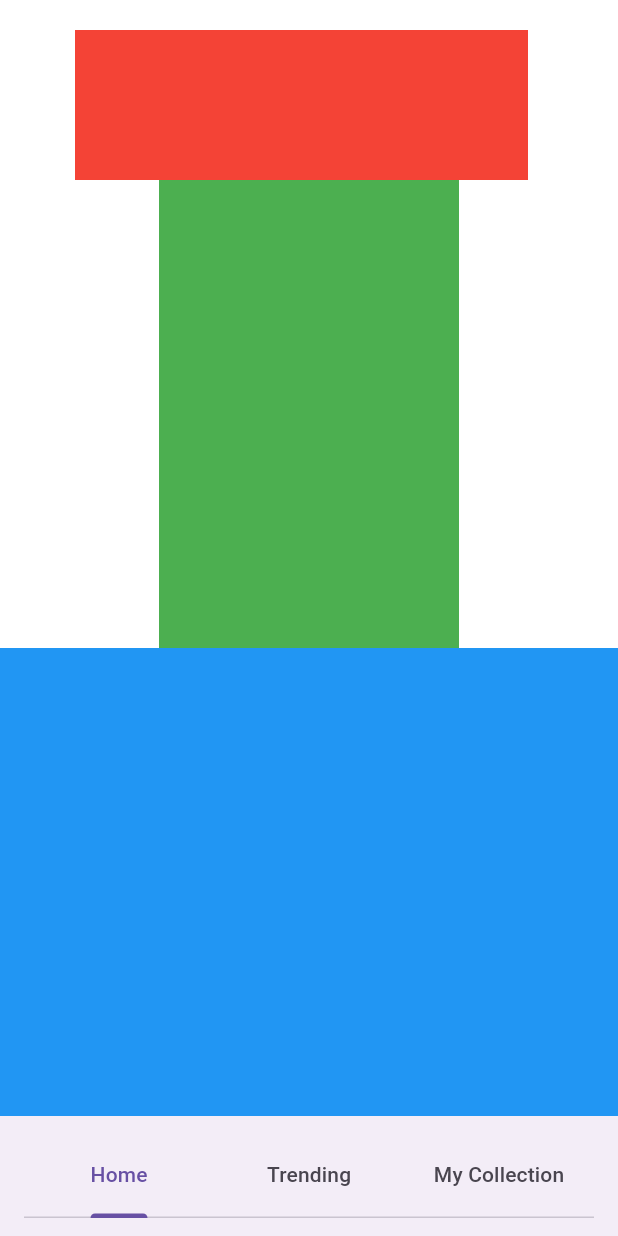
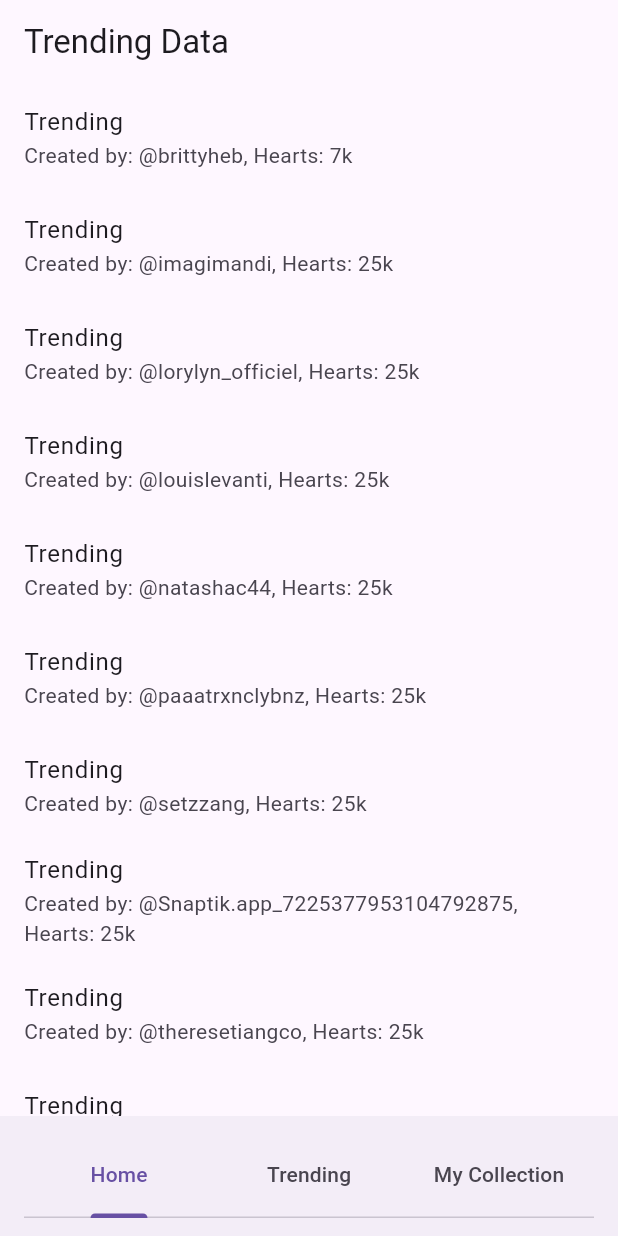
Before and after one commit to Hnonstoph00/flutter1, a Flutter app: the screen it shows after launch, on a phone screen of 412 x 824 dp. Run offline on Flutter 3.47's test engine with Material 3 defaults, Android fonts, the phone set to English and light mode, and no system bars.

Commit message:
test_decode_local_json

```diff
--- a/lib/Model/TrendingModel/trending_model.dart
+++ b/lib/Model/TrendingModel/trending_model.dart
@@ -7,4 +7,30 @@ class TrendingModel {
   String image = "";
   String previewImage = "";
   String video = "";
+// Constructor
+  TrendingModel({
+    required this.name,
+    required this.filterType,
+    required this.createUser,
+    required this.heartCount,
+    required this.isRemote,
+    required this.image,
+    required this.previewImage,
+    required this.video,
+  });
+
+  // Factory method to create a TrendingModel from JSON
+  factory TrendingModel.fromJson(Map<String, dynamic> json) {
+    return TrendingModel(
+      name: json['name'] ?? "",
+      filterType: json['filterType'] ?? "",
+      createUser: json['createUser'] ?? "",
+      heartCount: json['heartCount'] ?? "",
+      isRemote: json['isRemote'] ?? true,
+      image: json['image'] ?? "",
+      previewImage: json['previewImage'] ?? "",
+      video: json['video'] ?? "",
+    );
+  }
+
 }
--- a/lib/Screen/Home/home_view.dart
+++ b/lib/Screen/Home/home_view.dart
@@ -1,43 +1,62 @@
+import 'package:flutter/material.dart';
+import 'package:flutter_application_1/Model/TrendingModel/trending_model.dart';
+import 'package:flutter_application_1/Service/WebService.dart';
 
-import 'package:flutter/material.dart';
+class HomeView extends StatefulWidget {
+  final TrendingServiceImpl trendingService;
 
-class HomeView extends StatelessWidget {
-  const HomeView({super.key});
+  const HomeView({Key? key, required this.trendingService}) : super(key: key);
+
+  @override
+  _HomeViewState createState() => _HomeViewState();
+}
+
+class _HomeViewState extends State<HomeView> {
+  List<TrendingModel> trendingList = [];
+  bool isLoading = true; // To show loading indicator while fetching data
+
+  @override
+  void initState() {
+    super.initState();
+    loadTrendingData();
+  }
+
+  Future<void> loadTrendingData() async {
+    try {
+      List<TrendingModel> data = await widget.trendingService.getData();
+      setState(() {
+        trendingList = data;
+        isLoading = false; // Data fetched, stop showing the loading indicator
+      });
+    } catch (e) {
+      print("Error fetching trending data: $e");
+    }
+  }
 
   @override
   Widget build(BuildContext context) {
-    return Container(
-        color: Colors.white, // Background color
-        child: Column(
-          children: [
-            Padding(
-              padding: const EdgeInsets.only(left: 50, right: 60, top: 20), // Left and right padding
-              child: Container(
-                height: 100, // Fixed height for the red part
-                color: Colors.red, // Red section color
-                width: double.infinity, // Match the width of the parent (with padding applied)
-              ),
+    return Scaffold(
+      appBar: AppBar(
+        title: Text('Trending Data'),
+      ),
+      body: isLoading
+          ? Center(child: CircularProgressIndicator()) // Show loading indicator while data is being fetched
+          : ListView.builder(
+              itemCount: trendingList.length,
+              itemBuilder: (context, index) {
+                TrendingModel item = trendingList[index];
+                return ListTile(
+                  title: Text(item.name),
+                  subtitle: Text('Created by: ${item.createUser}, Hearts: ${item.heartCount}'),
+                );
+              },
             ),
-            Expanded(
-              child: Column(
-                children: [
-                  Expanded(
-                    child: Container(
-                      color: Colors.green, // Second section color
-                      width: 200, // Match the width of the screen
-                    ),
-                  ),
-                  Expanded(
-                    child: Container(
-                      color: Colors.blue, // Third section color
-                      width: double.infinity, // Match the width of the screen
-                    ),
-                  ),
-                ],
-              ),
-            ),
-          ],
-        ),
-      );
+    );
   }
 }
+
+void main() {
+  runApp(MaterialApp(
+    home: HomeView(trendingService: TrendingServiceImpl()),
+  ));
+}
--- /dev/null
+++ b/lib/Service/WebService.dart
@@ -0,0 +1,29 @@
+import '../Model/TrendingModel/trending_model.dart';
+import 'dart:convert';  // For jsonDecode
+import 'package:flutter/services.dart';
+
+abstract class TrendingService {
+  Future<List<TrendingModel>> getData();
+}
+
+class TrendingServiceImpl implements TrendingService {
+  @override
+  Future<List<TrendingModel>> getData() async {
+    try {
+          await Future.delayed(Duration(seconds: 5));
+
+      // Load the JSON file from assets
+      final String response = await rootBundle.loadString('lib/assets/json/trending_data.json');
+
+      // Decode the JSON file
+      final List<dynamic> jsonData = jsonDecode(response);
+
+      // Convert the JSON list into a list of TrendingModel
+      List<TrendingModel> trendingList = jsonData.map((json) => TrendingModel.fromJson(json)).toList();
+
+      return trendingList;
+    } catch (e) {
+      throw Exception('Failed to load trending data: $e');
+    }
+  }
+}
--- a/lib/main.dart
+++ b/lib/main.dart
@@ -2,6 +2,7 @@ import 'package:flutter/material.dart';
 import 'package:flutter_application_1/Screen/Home/home_view.dart';
 import 'package:flutter_application_1/Screen/MyCollection/my_collection_view.dart';
 import 'package:flutter_application_1/Screen/Trending/trending_view.dart';
+import 'package:flutter_application_1/Service/WebService.dart';
 
 void main() {
   runApp(const MainApp());
@@ -28,17 +29,17 @@ class MainView extends StatelessWidget {
 
   @override
   Widget build(BuildContext context) {
-    return const DefaultTabController(
+    return DefaultTabController(
       length: 3,  // Number of tabs
       child: Scaffold(
         body: TabBarView(
           children: [
-            HomeView(),
-            TrendingView(),
-            MyCollectionView(),
+            HomeView(trendingService: TrendingServiceImpl(),),
+            const TrendingView(),
+            const MyCollectionView(),
           ],
         ),
-        bottomNavigationBar: BottomAppBar(
+        bottomNavigationBar: const BottomAppBar(
           child: TabBar(
             tabs: [
               Tab(text: 'Home'),
--- a/pubspec.yaml
+++ b/pubspec.yaml
@@ -18,4 +18,5 @@ dev_dependencies:
 flutter:
   uses-material-design: true
   assets:
+    - lib/assets/json/trending_data.json
     - lib/assets/images/
```
Also changed, not shown: lib/assets/json/trending_data.json (renamed from lib/Model/TrendingModel/trending_data.json).
